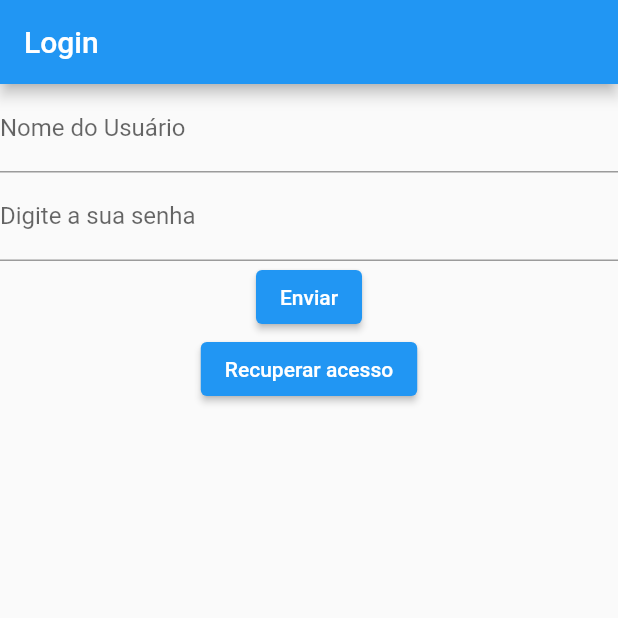
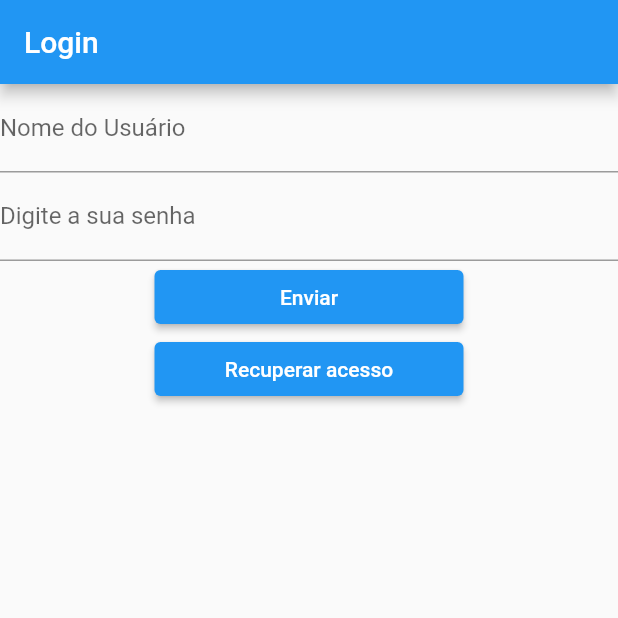
Before and after one commit to andrelarrosa/controle_estoque_flutter, a Flutter app: the screen it shows after launch, on a phone screen of 412 x 824 dp, the top half of it. Run offline on Flutter 3.47's test engine with Material 2 defaults, Android fonts, the phone set to English and light mode, and no system bars; our stand-ins replace sqflite, url_launcher_web; missing offline and left inert: dart:ffi; accounts and stored records are empty.

Commit message:
Refazendo telas e organizando o layout das mesmas

```diff
--- a/lib/dao/cidadeDAO.dart
+++ b/lib/dao/cidadeDAO.dart
@@ -5,7 +5,7 @@ import 'package:sqflite/sqflite.dart';
 class CidadeDAO {
   Future<bool> salvar(Cidade cidade) async {
     Database db = await Conexao.abrirConexao();
-    const sql = 'INSERT INTO cidade (nome) VALUES (?, ?)';
+    const sql = 'INSERT INTO cidade (nome) VALUES (?)';
     var linhasAfetadas = await db.rawInsert(sql, [cidade.nome]);
     return linhasAfetadas > 0;
   }
--- a/lib/main.dart
+++ b/lib/main.dart
@@ -1,7 +1,10 @@
+import 'package:controle_estoque_flutter/view/cidade/form_cidade.dart';
 import 'package:controle_estoque_flutter/view/cidade/form_cidade.dart';
 import 'package:controle_estoque_flutter/view/cidade/lista_cidade.dart';
 import 'package:controle_estoque_flutter/view/cliente/form_cliente.dart';
+import 'package:controle_estoque_flutter/view/cliente/form_cliente.dart';
 import 'package:controle_estoque_flutter/view/cliente/lista_cliente.dart';
+import 'package:controle_estoque_flutter/view/inicial/lista_inicial.dart';
 import 'package:controle_estoque_flutter/view/login/form_login.dart';
 import 'package:controle_estoque_flutter/view/produto/form_produto.dart';
 import 'package:controle_estoque_flutter/view/produto/lista_produto.dart';
@@ -28,9 +31,13 @@
       routes: {
         '/': (context) => LoginForm(),
         '/produtoForm': (context) => ProdutoForm(),
+        '/produtoLista': (context) => ListaProdutoReativo(),
         '/clienteForm': (context) => ClienteForm(),
+        '/clienteLista': (context) => ListaClienteReativo(),
         '/usuarioForm': (context) => UsuarioForm(),
         '/cidadeForm': (context) => CidadeForm(),
+        '/cidadeLista': (context) => ListaCidadeReativo(),
+        '/telaInicial': (context) => TelaInicial(),
       },
     );
   }
--- a/lib/view/login/form_login.dart
+++ b/lib/view/login/form_login.dart
@@ -2,6 +2,7 @@ import 'package:controle_estoque_flutter/dao/clienteDAO.dart';
 import 'package:controle_estoque_flutter/dao/usuarioDAO.dart';
 import 'package:controle_estoque_flutter/modelo/cidade.dart';
 import 'package:controle_estoque_flutter/modelo/usuario.dart';
+import 'package:controle_estoque_flutter/view/utils/genericos/botao_link.dart';
 import 'package:flutter/material.dart';
 import 'package:flutter/services.dart';
 import 'package:path/path.dart';
@@ -38,23 +39,20 @@ class LoginForm extends StatelessWidget {
                 height: 60.0,
                 child: Column(
                   children: [
-                    ElevatedButton(
-                      onPressed: () {
-                        if (!(nome == null || senha == null)) {
-                          dao.logar(nome!, senha!);
-                          Navigator.of(context).pushNamed('/produtoForm');
-                        } else {
-                          print(nome);
-                          print(senha);
-                        }
+                    BotaoLink(
+                      textoBotao: 'Enviar',
+                      rotaTela: '/telaInicial',
+                      function: () {
+                        Navigator.of(context).pushNamed('/telaInicial');
                       },
-                      child: Text("Enviar"),
                     ),
-                    ElevatedButton(
-                      onPressed: () {
-                        Navigator.of(context).pushNamed('/usuarioForm');
+                    BotaoLink(
+                      textoBotao: "Recuperar acesso",
+                      rotaTela: '/usuarioForm',
+                      function: () {
+                        SystemChrome.setPreferredOrientations(
+                            [DeviceOrientation.portraitDown]);
                       },
-                      child: Text("Recuperar acesso"),
                     ),
                   ],
                 )),
--- /dev/null
+++ b/lib/view/utils/genericos/botao_link.dart
@@ -0,0 +1,30 @@
+import 'package:flutter/material.dart';
+
+class BotaoLink extends StatelessWidget {
+  final VoidCallback function;
+  final String textoBotao;
+  final String rotaTela;
+  const BotaoLink(
+      {Key? key,
+      required this.textoBotao,
+      required this.rotaTela,
+      required this.function})
+      : super(key: key);
+
+  @override
+  Widget build(BuildContext context) {
+    var largura = MediaQuery.of(context).size.width;
+    return Container(
+        child: SizedBox(
+      width: largura / 2,
+      child: ElevatedButton(
+        child: Text(textoBotao),
+        onPressed: () {
+          Navigator.pushNamed(context, rotaTela).then((value) {
+            function();
+          });
+        },
+      ),
+    ));
+  }
+}
```
Also changed, not shown: lib/dao/usuarioDAO.dart (+8 -9 lines), lib/view/cidade/form_cidade.dart (+33 -12 lines), lib/view/cidade/lista_cidade.dart (+13 -7 lines), lib/view/cliente/form_cliente.dart (+21 -5 lines), lib/view/cliente/lista_cliente.dart (+11 -6 lines), lib/view/inicial/lista_inicial.dart (added, +49 -0 lines), lib/view/produto/form_produto.dart (+10 -5 lines), lib/view/produto/lista_produto.dart (+10 -7 lines), lib/view/utils/genericos/icone_function.dart (added, +13 -0 lines).
